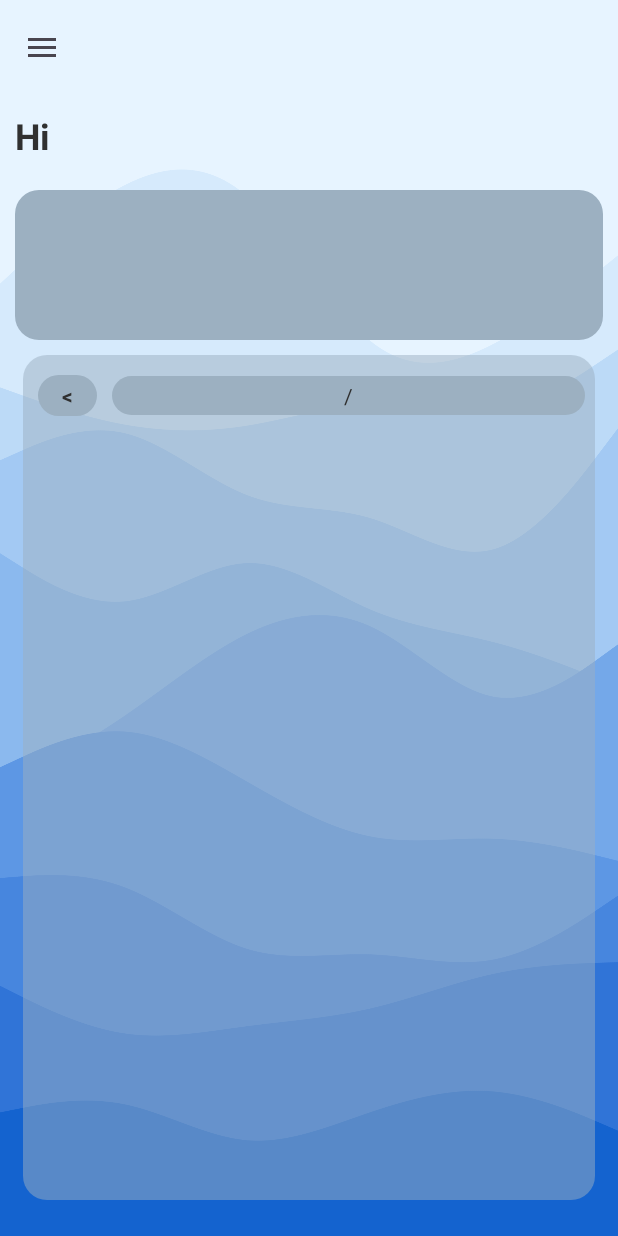
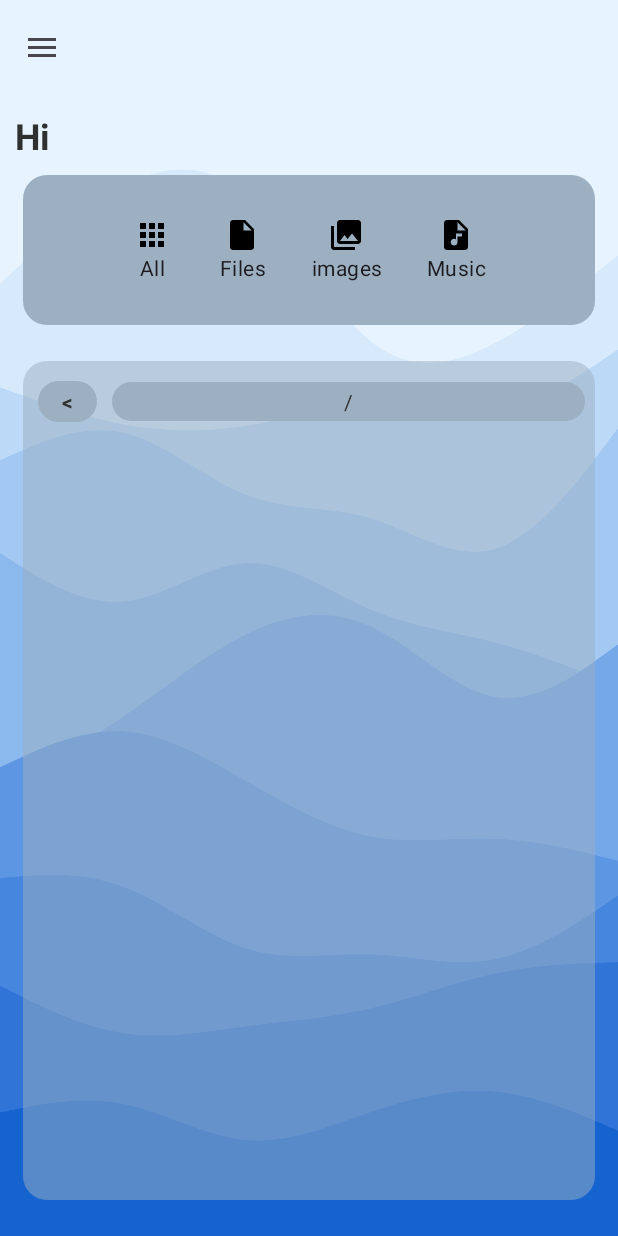
Before and after one commit to RiseGhost/Nebula_Mobile, an Android app: the Desktop screen opened directly, with no data from a screen before it, on a phone screen of 412 x 824 dp. Run offline under Robolectric (Android 15) with nearby library versions, the light colour scheme and no system bars; our stand-ins replace navigation-ui; 1 statement that could not run was skipped.

Commit message:
Radio ground filter layout

```diff
--- /dev/null
+++ b/app/src/main/res/drawable/ic_all.xml
@@ -0,0 +1,5 @@
+<vector xmlns:android="http://schemas.android.com/apk/res/android" android:height="24dp" android:tint="#000000" android:viewportHeight="24" android:viewportWidth="24" android:width="24dp">
+
+    <path android:fillColor="@android:color/white" android:pathData="M4,8h4L8,4L4,4v4zM10,20h4v-4h-4v4zM4,20h4v-4L4,16v4zM4,14h4v-4L4,10v4zM10,14h4v-4h-4v4zM16,4v4h4L20,4h-4zM10,8h4L14,4h-4v4zM16,14h4v-4h-4v4zM16,20h4v-4h-4v4z"/>
+
+</vector>
--- /dev/null
+++ b/app/src/main/res/drawable/ic_all_dark.xml
@@ -0,0 +1,5 @@
+<vector xmlns:android="http://schemas.android.com/apk/res/android" android:height="24dp" android:tint="#FFFFFF" android:viewportHeight="24" android:viewportWidth="24" android:width="24dp">
+
+    <path android:fillColor="@android:color/white" android:pathData="M4,8h4L8,4L4,4v4zM10,20h4v-4h-4v4zM4,20h4v-4L4,16v4zM4,14h4v-4L4,10v4zM10,14h4v-4h-4v4zM16,4v4h4L20,4h-4zM10,8h4L14,4h-4v4zM16,14h4v-4h-4v4zM16,20h4v-4h-4v4z"/>
+
+</vector>
--- /dev/null
+++ b/app/src/main/res/drawable/ic_audio_file.xml
@@ -0,0 +1,5 @@
+<vector xmlns:android="http://schemas.android.com/apk/res/android" android:height="24dp" android:tint="#000000" android:viewportHeight="24" android:viewportWidth="24" android:width="24dp">
+
+    <path android:fillColor="@android:color/white" android:pathData="M14,2H6C4.9,2 4.01,2.9 4.01,4L4,20c0,1.1 0.89,2 1.99,2H18c1.1,0 2,-0.9 2,-2V8L14,2zM16,13h-3v3.75c0,1.24 -1.01,2.25 -2.25,2.25S8.5,17.99 8.5,16.75c0,-1.24 1.01,-2.25 2.25,-2.25c0.46,0 0.89,0.14 1.25,0.38V11h4V13zM13,9V3.5L18.5,9H13z"/>
+
+</vector>
--- /dev/null
+++ b/app/src/main/res/drawable/ic_audio_file_dark.xml
@@ -0,0 +1,5 @@
+<vector xmlns:android="http://schemas.android.com/apk/res/android" android:height="24dp" android:tint="#FFFFFF" android:viewportHeight="24" android:viewportWidth="24" android:width="24dp">
+
+    <path android:fillColor="@android:color/white" android:pathData="M14,2H6C4.9,2 4.01,2.9 4.01,4L4,20c0,1.1 0.89,2 1.99,2H18c1.1,0 2,-0.9 2,-2V8L14,2zM16,13h-3v3.75c0,1.24 -1.01,2.25 -2.25,2.25S8.5,17.99 8.5,16.75c0,-1.24 1.01,-2.25 2.25,-2.25c0.46,0 0.89,0.14 1.25,0.38V11h4V13zM13,9V3.5L18.5,9H13z"/>
+
+</vector>
--- /dev/null
+++ b/app/src/main/res/drawable/ic_file.xml
@@ -0,0 +1,5 @@
+<vector xmlns:android="http://schemas.android.com/apk/res/android" android:autoMirrored="true" android:height="24dp" android:tint="#000000" android:viewportHeight="24" android:viewportWidth="24" android:width="24dp">
+
+    <path android:fillColor="@android:color/white" android:pathData="M6,2c-1.1,0 -1.99,0.9 -1.99,2L4,20c0,1.1 0.89,2 1.99,2L18,22c1.1,0 2,-0.9 2,-2L20,8l-6,-6L6,2zM13,9L13,3.5L18.5,9L13,9z"/>
+
+</vector>
--- /dev/null
+++ b/app/src/main/res/drawable/ic_gallery_dark.xml
@@ -0,0 +1,5 @@
+<vector xmlns:android="http://schemas.android.com/apk/res/android" android:height="24dp" android:tint="#FFFFFF" android:viewportHeight="24" android:viewportWidth="24" android:width="24dp">
+
+    <path android:fillColor="@android:color/white" android:pathData="M21,19V5c0,-1.1 -0.9,-2 -2,-2H5c-1.1,0 -2,0.9 -2,2v14c0,1.1 0.9,2 2,2h14c1.1,0 2,-0.9 2,-2zM8.5,13.5l2.5,3.01L14.5,12l4.5,6H5l3.5,-4.5z"/>
+
+</vector>
--- a/app/src/main/res/layout/activity_display_images.xml
+++ b/app/src/main/res/layout/activity_display_images.xml
@@ -6,6 +6,15 @@
     android:layout_width="match_parent"
     android:layout_height="match_parent"
     tools:context=".display_images">
+
+    <ImageView
+        android:id="@+id/ImageView"
+        android:layout_width="match_parent"
+        android:layout_height="wrap_content"
+        app:layout_constraintBottom_toTopOf="@+id/constraintLayout"
+        app:layout_constraintTop_toBottomOf="@+id/FileName"
+        tools:layout_editor_absoluteX="0dp"
+        tools:srcCompat="@tools:sample/avatars" />
 
     <TextView
         android:id="@+id/FileName"
@@ -16,16 +25,8 @@
         android:textAlignment="center"
         android:textSize="20dp"
         app:layout_constraintTop_toTopOf="parent"
-        tools:layout_editor_absoluteX="0dp" />
-
-    <ImageView
-        android:id="@+id/ImageView"
-        android:layout_width="match_parent"
-        android:layout_height="wrap_content"
-        app:layout_constraintBottom_toTopOf="@+id/constraintLayout"
-        app:layout_constraintTop_toBottomOf="@+id/FileName"
         tools:layout_editor_absoluteX="0dp"
-        tools:srcCompat="@tools:sample/avatars" />
+        android:layout_marginTop="30dp"/>
 
     <androidx.constraintlayout.widget.ConstraintLayout
         android:id="@+id/constraintLayout"
--- a/app/src/main/res/layout/fragment_desktop.xml
+++ b/app/src/main/res/layout/fragment_desktop.xml
@@ -4,7 +4,8 @@
     xmlns:tools="http://schemas.android.com/tools"
     android:layout_width="match_parent"
     android:layout_height="match_parent"
-    tools:context=".ui.desktop.DesktopFragment">
+    tools:context=".ui.desktop.DesktopFragment"
+    android:theme="@style/Theme.Homepage">
 
     <LinearLayout
         android:layout_width="match_parent"
@@ -33,14 +34,76 @@
 
         </LinearLayout>
 
-        <LinearLayout
+        <HorizontalScrollView
             android:layout_width="match_parent"
             android:layout_height="100dp"
-            android:orientation="horizontal"
-            android:layout_margin="10dp"
-            android:background="@drawable/container">
+            android:background="@drawable/container"
+            android:layout_marginLeft="15dp"
+            android:layout_marginRight="15dp"
+            android:layout_marginBottom="24dp"
+            android:layout_gravity="center">
+            <LinearLayout
+                android:layout_width="wrap_content"
+                android:layout_height="match_parent"
+                android:orientation="horizontal"
+                android:layout_gravity="center">
 
-        </LinearLayout>
+                <RadioGroup
+                    android:layout_width="wrap_content"
+                    android:layout_height="wrap_content"
+                    android:orientation="horizontal"
+                    android:gravity="center"
+                    android:layout_gravity="center">
+
+                    <RadioButton
+                        android:id="@+id/rb_all"
+                        android:layout_width="match_parent"
+                        android:layout_height="wrap_content"
+                        android:layout_weight="1"
+                        android:button="@null"
+                        android:drawableTop="?attr/RadioButtonAllIcon"
+                        android:text="All"
+                        android:gravity="center"
+                        android:checked="true"
+                        android:layout_margin="5dp"
+                        android:padding="10dp" />
+
+                    <RadioButton
+                        android:id="@+id/rb_files"
+                        android:layout_width="wrap_content"
+                        android:layout_height="wrap_content"
+                        android:layout_weight="1"
+                        android:drawableTop="?attr/RadioButtonFileIcon"
+                        android:button="@null"
+                        android:text="Files"
+                        android:gravity="center"
+                        android:layout_margin="5dp"
+                        android:padding="10dp"/>
+
+                    <RadioButton
+                        android:id="@+id/rb_images"
+                        android:layout_width="match_parent"
+                        android:layout_height="wrap_content"
+                        android:drawableTop="?attr/RadioButtonImagesIcon"
+                        android:button="@null"
+                        android:text="images"
+                        android:gravity="center"
+                        android:layout_margin="5dp"
+                        android:padding="10dp"/>
+
+                    <RadioButton
+                        android:id="@+id/rb_music"
+                        android:layout_width="match_parent"
+                        android:layout_height="wrap_content"
+                        android:drawableTop="?attr/RadioButtonMusicIcon"
+                        android:button="@null"
+                        android:text="Music"
+                        android:gravity="center"
+                        android:layout_margin="5dp"
+                        android:padding="10dp"/>
+                </RadioGroup>
+            </LinearLayout>
+        </HorizontalScrollView>
 
         <com.riseghost.nebulamobile.XMLElements.ExplorerPath
             android:id="@+id/ExplorerPath"
--- a/app/src/main/res/values-night/homepage.xml
+++ b/app/src/main/res/values-night/homepage.xml
@@ -2,6 +2,10 @@
 
     <style name="Base.Theme.Homepage" parent="Base.Theme.NebulaMobile">
         <item name="android:windowBackground">@drawable/homepage_dark</item>
+        <item name="RadioButtonAllIcon">@drawable/ic_all_dark</item>
+        <item name="RadioButtonFileIcon">@drawable/ic_file_dark</item>
+        <item name="RadioButtonImagesIcon">@drawable/ic_gallery_dark</item>
+        <item name="RadioButtonMusicIcon">@drawable/ic_audio_file_dark</item>
     </style>
 
 </resources>
--- a/app/src/main/res/values/attrs.xml
+++ b/app/src/main/res/values/attrs.xml
@@ -3,4 +3,8 @@
     <attr name="CustomShapeColor" format="reference"/>
     <attr name="CustomShapeColorTransparent" format="reference"></attr>
     <attr name="SideNavBar" format="reference"></attr>
+    <attr name="RadioButtonFileIcon" format="reference"></attr>
+    <attr name="RadioButtonAllIcon" format="reference"></attr>
+    <attr name="RadioButtonMusicIcon" format="reference"></attr>
+    <attr name="RadioButtonImagesIcon" format="reference"></attr>
 </resources>
--- a/app/src/main/res/values/homepage.xml
+++ b/app/src/main/res/values/homepage.xml
@@ -2,6 +2,10 @@
 
     <style name="Base.Theme.Homepage" parent="Base.Theme.NebulaMobile">
         <item name="android:windowBackground">@drawable/homepage_light</item>
+        <item name="RadioButtonAllIcon">@drawable/ic_all</item>
+        <item name="RadioButtonFileIcon">@drawable/ic_file</item>
+        <item name="RadioButtonImagesIcon">@drawable/ic_menu_gallery</item>
+        <item name="RadioButtonMusicIcon">@drawable/ic_audio_file</item>
     </style>
 
     <style name="Theme.Homepage" parent="Base.Theme.Homepage"/>
```
